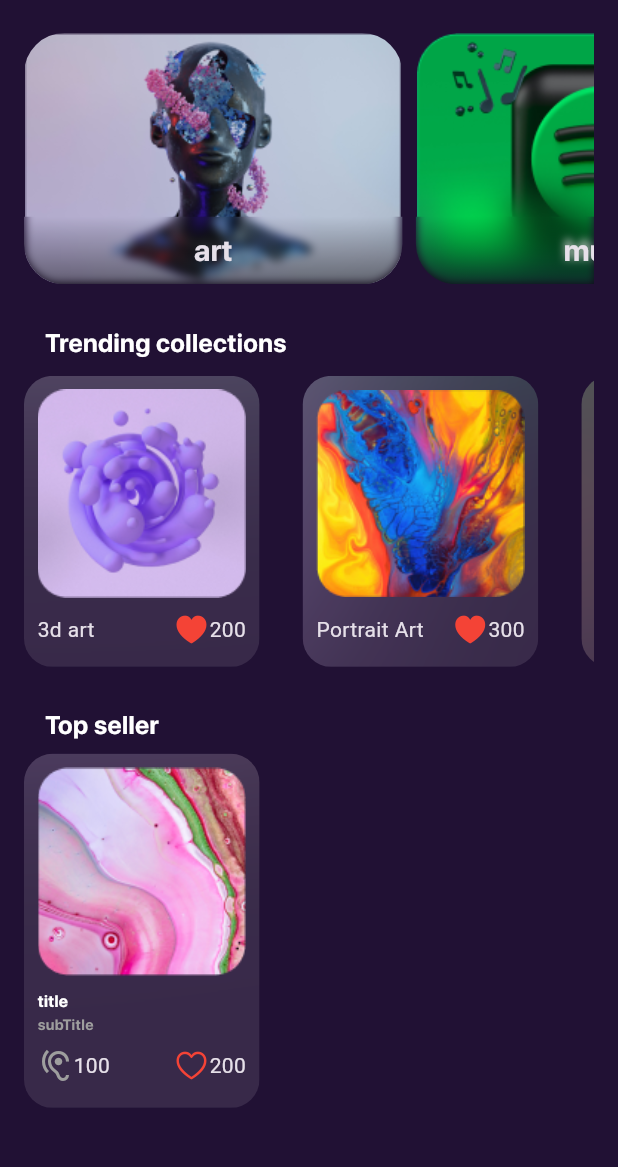
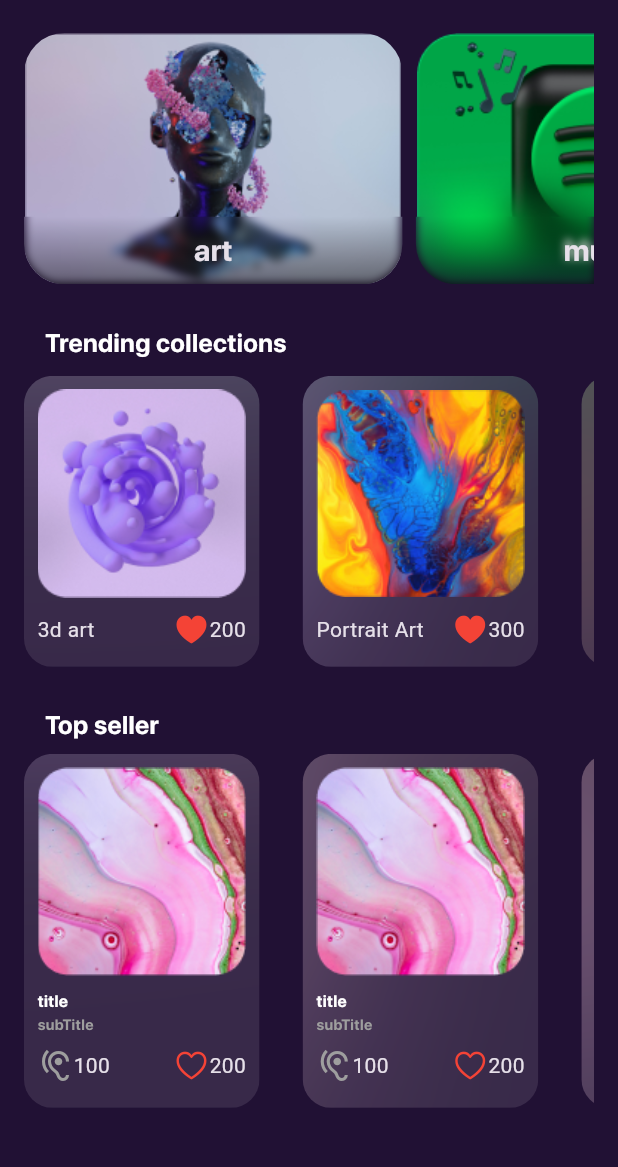
Before and after one commit to Ahmed-elsaid-AEA/mini_flutter_nft_marketplace, a Flutter app: the HomeScreen screen opened by its route, on a phone screen of 412 x 824 dp, the part 63-1230 px from its top. Run offline on Flutter 3.47's test engine with Material 3 defaults, Android fonts, the phone set to English and light mode, and no system bars.

Commit message:
design home page part 17 add listView.separted to custom card top seller

```diff
--- a/lib/core/resourses/asset_mage_manager.dart
+++ b/lib/core/resourses/asset_mage_manager.dart
@@ -7,4 +7,6 @@ class AssetImageManager{
   static const String trendingHomePage2="assets/images/trending2.png";
   static const String trendingHomePage3="assets/images/trending3.png";
   static const String topSeller1="assets/images/topSeller1.png";
+  static const String topSeller2="assets/images/topSeller2.png";
+  static const String topSeller3="assets/images/topSeller3.png";
 }
--- a/lib/features/home/screens/home_screen.dart
+++ b/lib/features/home/screens/home_screen.dart
@@ -46,7 +46,7 @@ class HomeScreen extends StatelessWidget {
               height: 10,
             ),
             SizedBox(
-              height: 194,
+              height: HeightValue.h194,
               child: ListView.separated(
                   scrollDirection: Axis.horizontal,
                   itemBuilder: (context, index) => custom_card_Collection(
@@ -64,9 +64,19 @@ class HomeScreen extends StatelessWidget {
             SizedBox(
               height: 7,
             ),
-            CustomCardTopSeller(
-                topSellerModel: TopSellerModel(AssetImageManager.topSeller1,
-                    "title", "subTitle", true, 100, 200))
+
+            SizedBox(
+              height: HeightValue.h236,
+              child: ListView.separated(
+                  scrollDirection: Axis.horizontal,
+                  itemBuilder: (context, index) =>  CustomCardTopSeller(
+                      topSellerModel: TopSellerModel(AssetImageManager.topSeller1,
+                          "title", "subTitle", true, 100, 200)),
+                  separatorBuilder: (context, index) => const SizedBox(
+                    width: WidthValue.w28_83,
+                  ),
+                  itemCount: Constants.collectionList.length),
+            ),
           ],
         ),
       ),
```
Also changed, not shown: assets/images/topSeller2.png (added), assets/images/topSeller3.png (added).
